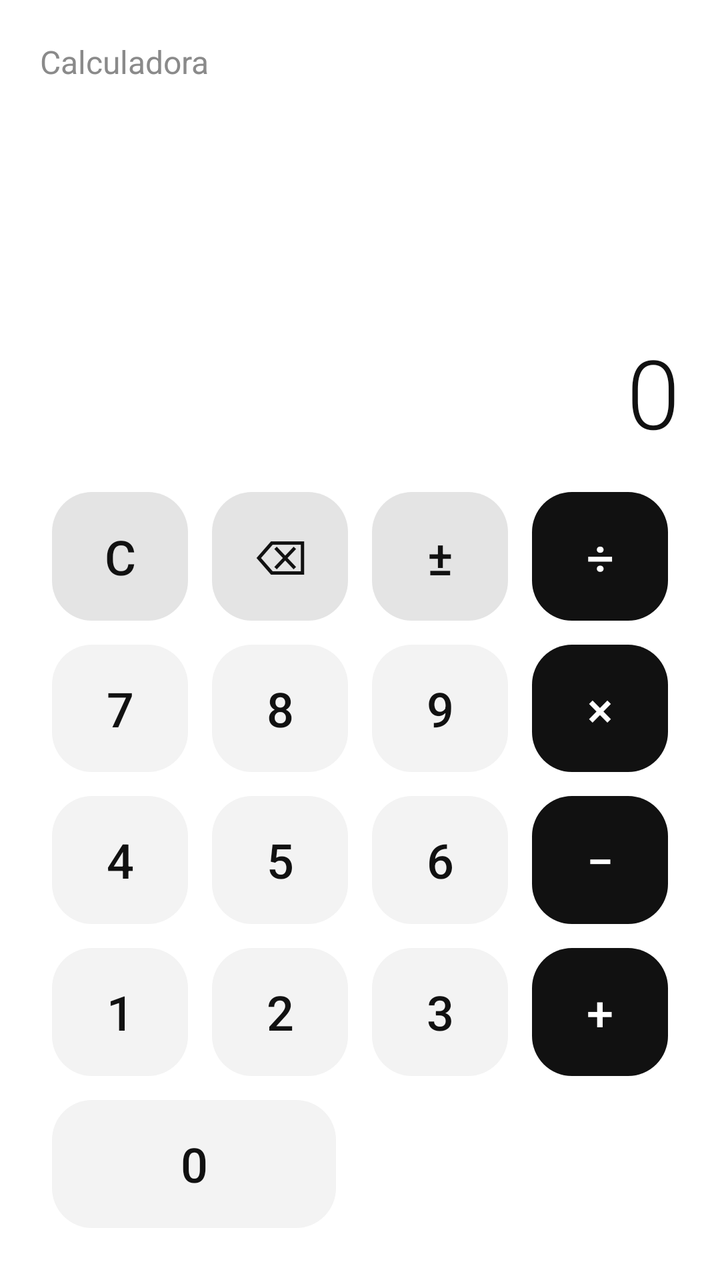
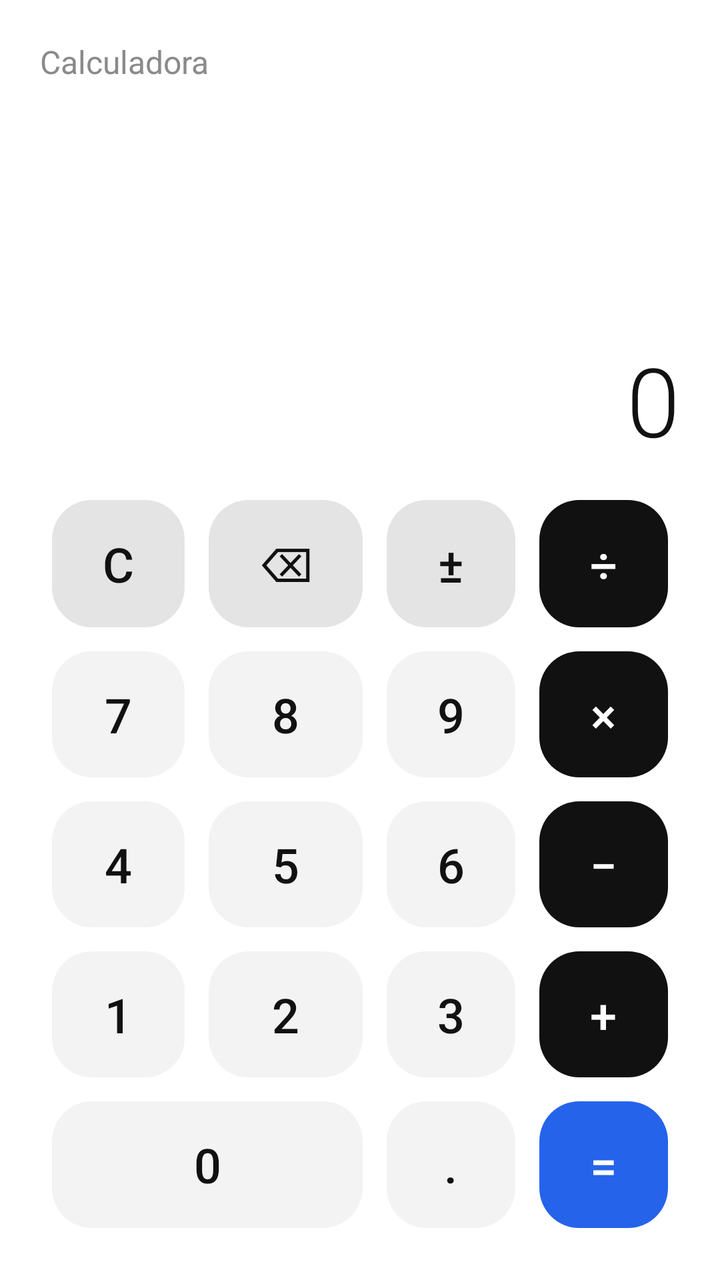

Before-and-after screenshots of an Android layout around one commit, followed by the original layout XML and the change that was made.
<!-- AndroidManifest.xml: application theme Theme.Calculadora -->
<!-- res/layout/activity_main.xml -->
<?xml version="1.0" encoding="utf-8"?>
<LinearLayout xmlns:android="http://schemas.android.com/apk/res/android"
    xmlns:tools="http://schemas.android.com/tools"
    android:id="@+id/main"
    android:layout_width="match_parent"
    android:layout_height="match_parent"
    android:background="@color/fondo"
    android:orientation="vertical"
    android:padding="20dp"
    tools:context=".MainActivity">

    
    <TextView
        android:layout_width="match_parent"
        android:layout_height="wrap_content"
        android:text="@string/titulo"
        android:textColor="@color/texto_secundario"
        android:textSize="16sp" />

    
    <LinearLayout
        android:layout_width="match_parent"
        android:layout_height="0dp"
        android:layout_weight="1"
        android:gravity="bottom"
        android:orientation="vertical">

        
        <ScrollView
            android:id="@+id/scrollHistorial"
            android:layout_width="match_parent"
            android:layout_height="90dp">

            <TextView
                android:id="@+id/tvHistorial"
                android:layout_width="match_parent"
                android:layout_height="wrap_content"
                android:gravity="end"
                android:textColor="@color/texto_secundario"
                android:textSize="14sp" />
        </ScrollView>

        
        <TextView
            android:id="@+id/tvExpresion"
            android:layout_width="match_parent"
            android:layout_height="wrap_content"
            android:layout_marginTop="8dp"
            android:gravity="end"
            android:minHeight="28dp"
            android:textColor="@color/texto_secundario"
            android:textSize="18sp" />

        
        <EditText
            android:id="@+id/etPantalla"
            android:layout_width="match_parent"
            android:layout_height="wrap_content"
            android:background="@android:color/transparent"
            android:contentDescription="@string/desc_pantalla"
            android:cursorVisible="false"
            android:focusable="true"
            android:fontFamily="sans-serif-light"
            android:gravity="end"
            android:importantForAutofill="no"
            android:inputType="none"
            android:maxLines="1"
            android:padding="0dp"
            android:text="@string/cero"
            android:textColor="@color/texto_principal"
            android:textSize="48sp" />
    </LinearLayout>

    
    <TableLayout
        android:layout_width="match_parent"
        android:layout_height="380dp"
        android:layout_marginTop="12dp"
        android:stretchColumns="*">

        <TableRow
            android:layout_width="match_parent"
            android:layout_height="0dp"
            android:layout_weight="1">

            <Button
                android:layout_width="0dp"
                android:layout_height="match_parent"
                android:layout_margin="6dp"
                android:layout_weight="1"
                android:id="@+id/btnLimpiar"
                style="@style/Boton.Accion"
                android:contentDescription="@string/desc_limpiar"
                android:text="@string/limpiar" />

            <Button
                android:layout_width="0dp"
                android:layout_height="match_parent"
                android:layout_margin="6dp"
                android:layout_weight="1"
                android:id="@+id/btnBorrar"
                style="@style/Boton.Accion"
                android:contentDescription="@string/desc_borrar"
                android:text="@string/borrar" />

            <Button
                android:layout_width="0dp"
                android:layout_height="match_parent"
                android:layout_margin="6dp"
                android:layout_weight="1"
                android:id="@+id/btnSigno"
                style="@style/Boton.Accion"
                android:contentDescription="@string/desc_signo"
                android:text="@string/signo" />

            <Button
                android:layout_width="0dp"
                android:layout_height="match_parent"
                android:layout_margin="6dp"
                android:layout_weight="1"
                android:id="@+id/btnDividir"
                style="@style/Boton.Operador"
                android:contentDescription="@string/desc_dividir"
                android:text="@string/dividir" />
        </TableRow>

        <TableRow
            android:layout_width="match_parent"
            android:layout_height="0dp"
            android:layout_weight="1">

            <Button
                android:layout_width="0dp"
                android:layout_height="match_parent"
                android:layout_margin="6dp"
                android:layout_weight="1"
                android:id="@+id/btn7"
                style="@style/Boton.Numero"
                android:text="@string/n7" />

            <Button
                android:layout_width="0dp"
                android:layout_height="match_parent"
                android:layout_margin="6dp"
                android:layout_weight="1"
                android:id="@+id/btn8"
                style="@style/Boton.Numero"
                android:text="@string/n8" />

            <Button
                android:layout_width="0dp"
                android:layout_height="match_parent"
                android:layout_margin="6dp"
                android:layout_weight="1"
                android:id="@+id/btn9"
                style="@style/Boton.Numero"
                android:text="@string/n9" />

            <Button
                android:layout_width="0dp"
                android:layout_height="match_parent"
                android:layout_margin="6dp"
                android:layout_weight="1"
                android:id="@+id/btnMultiplicar"
                style="@style/Boton.Operador"
                android:contentDescription="@string/desc_multiplicar"
                android:text="@string/multiplicar" />
        </TableRow>

        <TableRow
            android:layout_width="match_parent"
            android:layout_height="0dp"
            android:layout_weight="1">

            <Button
                android:layout_width="0dp"
                android:layout_height="match_parent"
                android:layout_margin="6dp"
                android:layout_weight="1"
                android:id="@+id/btn4"
                style="@style/Boton.Numero"
                android:text="@string/n4" />

            <Button
                android:layout_width="0dp"
                android:layout_height="match_parent"
                android:layout_margin="6dp"
                android:layout_weight="1"
                android:id="@+id/btn5"
                style="@style/Boton.Numero"
                android:text="@string/n5" />

            <Button
                android:layout_width="0dp"
                android:layout_height="match_parent"
                android:layout_margin="6dp"
                android:layout_weight="1"
                android:id="@+id/btn6"
                style="@style/Boton.Numero"
                android:text="@string/n6" />

            <Button
                android:layout_width="0dp"
                android:layout_height="match_parent"
                android:layout_margin="6dp"
                android:layout_weight="1"
                android:id="@+id/btnRestar"
                style="@style/Boton.Operador"
                android:contentDescription="@string/desc_restar"
                android:text="@string/restar" />
        </TableRow>

        <TableRow
            android:layout_width="match_parent"
            android:layout_height="0dp"
            android:layout_weight="1">

            <Button
                android:layout_width="0dp"
                android:layout_height="match_parent"
                android:layout_margin="6dp"
                android:layout_weight="1"
                android:id="@+id/btn1"
                style="@style/Boton.Numero"
                android:text="@string/n1" />

            <Button
                android:layout_width="0dp"
                android:layout_height="match_parent"
                android:layout_margin="6dp"
                android:layout_weight="1"
                android:id="@+id/btn2"
                style="@style/Boton.Numero"
                android:text="@string/n2" />

            <Button
                android:layout_width="0dp"
                android:layout_height="match_parent"
                android:layout_margin="6dp"
                android:layout_weight="1"
                android:id="@+id/btn3"
                style="@style/Boton.Numero"
                android:text="@string/n3" />

            <Button
                android:layout_width="0dp"
                android:layout_height="match_parent"
                android:layout_margin="6dp"
                android:layout_weight="1"
                android:id="@+id/btnSumar"
                style="@style/Boton.Operador"
                android:contentDescription="@string/desc_sumar"
                android:text="@string/sumar" />
        </TableRow>

        
        <TableRow
            android:layout_width="match_parent"
            android:layout_height="0dp"
            android:layout_weight="1">

            <Button
                android:layout_width="0dp"
                android:layout_height="match_parent"
                android:layout_margin="6dp"
                android:layout_weight="2"
                android:id="@+id/btn0"
                style="@style/Boton.Numero"
                android:layout_span="2"
                android:text="@string/n0" />

            <Button
                android:layout_width="0dp"
                android:layout_height="match_parent"
                android:layout_margin="6dp"
                android:layout_weight="1"
                android:id="@+id/btnPunto"
                style="@style/Boton.Numero"
                android:text="@string/punto" />

            <Button
                android:layout_width="0dp"
                android:layout_height="match_parent"
                android:layout_margin="6dp"
                android:layout_weight="1"
                android:id="@+id/btnIgual"
                style="@style/Boton.Igual"
                android:contentDescription="@string/desc_igual"
                android:text="@string/igual" />
        </TableRow>

    </TableLayout>
</LinearLayout>
<!-- resources referenced by this layout -->
<resources>
  <color name="fondo">#FFFFFFFF</color>
  <color name="texto_principal">#FF111111</color>
  <color name="texto_secundario">#FF8A8A8A</color>
  <string name="borrar">⌫</string>
  <string name="cero">0</string>
  <string name="desc_borrar">Borrar último carácter</string>
  <string name="desc_dividir">Dividir</string>
  <string name="desc_igual">Calcular resultado</string>
  <string name="desc_limpiar">Limpiar todo</string>
  <string name="desc_multiplicar">Multiplicar</string>
  <string name="desc_pantalla">Número actual o resultado</string>
  <string name="desc_restar">Restar</string>
  <string name="desc_signo">Cambiar signo</string>
  <string name="desc_sumar">Sumar</string>
  <string name="dividir">÷</string>
  <string name="igual">=</string>
  <string name="limpiar">C</string>
  <string name="multiplicar">×</string>
  <string name="n0">0</string>
  <string name="n1">1</string>
  <string name="n2">2</string>
  <string name="n3">3</string>
  <string name="n4">4</string>
  <string name="n5">5</string>
  <string name="n6">6</string>
  <string name="n7">7</string>
  <string name="n8">8</string>
  <string name="n9">9</string>
  <string name="punto">.</string>
  <string name="restar">−</string>
  <string name="signo">±</string>
  <string name="sumar">+</string>
  <string name="titulo">Calculadora</string>
  <style name="Boton.Accion">
          <item name="android:background">@drawable/bg_boton_accion</item>
          <item name="android:textColor">@color/texto_principal</item>
      </style>
  <style name="Boton.Igual">
          <item name="android:background">@drawable/bg_boton_igual</item>
          <item name="android:textColor">@color/white</item>
      </style>
  <style name="Boton.Numero">
          <item name="android:background">@drawable/bg_boton_numero</item>
          <item name="android:textColor">@color/texto_principal</item>
      </style>
  <style name="Boton.Operador">
          <item name="android:background">@drawable/bg_boton_operador</item>
          <item name="android:textColor">@color/white</item>
      </style>
  <style name="Theme.Calculadora" parent="Base.Theme.Calculadora" />
  <!-- drawable bg_boton_accion (drawable) -->
  <?xml version="1.0" encoding="utf-8"?>
  <shape xmlns:android="http://schemas.android.com/apk/res/android"
      android:shape="rectangle">
      <solid android:color="@color/accion_fondo" />
      <corners android:radius="20dp" />
  </shape>
  <!-- drawable bg_boton_igual (drawable) -->
  <?xml version="1.0" encoding="utf-8"?>
  <shape xmlns:android="http://schemas.android.com/apk/res/android"
      android:shape="rectangle">
      <solid android:color="@color/acento" />
      <corners android:radius="20dp" />
  </shape>
  <color name="white">#FFFFFFFF</color>
  <!-- drawable bg_boton_numero (drawable) -->
  <?xml version="1.0" encoding="utf-8"?>
  <shape xmlns:android="http://schemas.android.com/apk/res/android"
      android:shape="rectangle">
      <solid android:color="@color/numero_fondo" />
      <corners android:radius="20dp" />
  </shape>
  <!-- drawable bg_boton_operador (drawable) -->
  <?xml version="1.0" encoding="utf-8"?>
  <shape xmlns:android="http://schemas.android.com/apk/res/android"
      android:shape="rectangle">
      <solid android:color="@color/operador_fondo" />
      <corners android:radius="20dp" />
  </shape>
  <style name="Base.Theme.Calculadora" parent="Theme.Material3.DayNight.NoActionBar">
          
          
      </style>
  <color name="accion_fondo">#FFE4E4E4</color>
  <color name="acento">#FF2563EB</color>
  <color name="numero_fondo">#FFF3F3F3</color>
  <color name="operador_fondo">#FF111111</color>
</resources>

<!-- the commit's change to res/layout/activity_main.xml (unified diff, before → after) -->
@@ -20,8 +20,7 @@
     
     <LinearLayout
         android:layout_width="match_parent"
-        android:layout_height="0dp"
-        android:layout_weight="1"
+        android:layout_height="wrap_content"
         android:gravity="bottom"
         android:orientation="vertical">
 
@@ -74,8 +73,9 @@
     
     <TableLayout
         android:layout_width="match_parent"
-        android:layout_height="380dp"
+        android:layout_height="0dp"
         android:layout_marginTop="12dp"
+        android:layout_weight="1"
         android:stretchColumns="*">
 
         <TableRow
@@ -84,40 +84,32 @@
             android:layout_weight="1">
 
             <Button
-                android:layout_width="0dp"
-                android:layout_height="match_parent"
-                android:layout_margin="6dp"
-                android:layout_weight="1"
+                android:layout_height="match_parent"
+                android:layout_margin="6dp"
                 android:id="@+id/btnLimpiar"
                 style="@style/Boton.Accion"
                 android:contentDescription="@string/desc_limpiar"
                 android:text="@string/limpiar" />
 
             <Button
-                android:layout_width="0dp"
-                android:layout_height="match_parent"
-                android:layout_margin="6dp"
-                android:layout_weight="1"
+                android:layout_height="match_parent"
+                android:layout_margin="6dp"
                 android:id="@+id/btnBorrar"
                 style="@style/Boton.Accion"
                 android:contentDescription="@string/desc_borrar"
                 android:text="@string/borrar" />
 
             <Button
-                android:layout_width="0dp"
-                android:layout_height="match_parent"
-                android:layout_margin="6dp"
-                android:layout_weight="1"
+                android:layout_height="match_parent"
+                android:layout_margin="6dp"
                 android:id="@+id/btnSigno"
                 style="@style/Boton.Accion"
                 android:contentDescription="@string/desc_signo"
                 android:text="@string/signo" />
 
             <Button
-                android:layout_width="0dp"
-                android:layout_height="match_parent"
-                android:layout_margin="6dp"
-                android:layout_weight="1"
+                android:layout_height="match_parent"
+                android:layout_margin="6dp"
                 android:id="@+id/btnDividir"
                 style="@style/Boton.Operador"
                 android:contentDescription="@string/desc_dividir"
@@ -130,37 +122,29 @@
             android:layout_weight="1">
 
             <Button
-                android:layout_width="0dp"
-                android:layout_height="match_parent"
-                android:layout_margin="6dp"
-                android:layout_weight="1"
+                android:layout_height="match_parent"
+                android:layout_margin="6dp"
                 android:id="@+id/btn7"
                 style="@style/Boton.Numero"
                 android:text="@string/n7" />
 
             <Button
-                android:layout_width="0dp"
-                android:layout_height="match_parent"
-                android:layout_margin="6dp"
-                android:layout_weight="1"
+                android:layout_height="match_parent"
+                android:layout_margin="6dp"
                 android:id="@+id/btn8"
                 style="@style/Boton.Numero"
                 android:text="@string/n8" />
 
             <Button
-                android:layout_width="0dp"
-                android:layout_height="match_parent"
-                android:layout_margin="6dp"
-                android:layout_weight="1"
+                android:layout_height="match_parent"
+                android:layout_margin="6dp"
                 android:id="@+id/btn9"
                 style="@style/Boton.Numero"
                 android:text="@string/n9" />
 
             <Button
-                android:layout_width="0dp"
-                android:layout_height="match_parent"
-                android:layout_margin="6dp"
-                android:layout_weight="1"
+                android:layout_height="match_parent"
+                android:layout_margin="6dp"
                 android:id="@+id/btnMultiplicar"
                 style="@style/Boton.Operador"
                 android:contentDescription="@string/desc_multiplicar"
@@ -173,37 +157,29 @@
             android:layout_weight="1">
 
             <Button
-                android:layout_width="0dp"
-                android:layout_height="match_parent"
-                android:layout_margin="6dp"
-                android:layout_weight="1"
+                android:layout_height="match_parent"
+                android:layout_margin="6dp"
                 android:id="@+id/btn4"
                 style="@style/Boton.Numero"
                 android:text="@string/n4" />
 
             <Button
-                android:layout_width="0dp"
-                android:layout_height="match_parent"
-                android:layout_margin="6dp"
-                android:layout_weight="1"
+                android:layout_height="match_parent"
+                android:layout_margin="6dp"
                 android:id="@+id/btn5"
                 style="@style/Boton.Numero"
                 android:text="@string/n5" />
 
             <Button
-                android:layout_width="0dp"
-                android:layout_height="match_parent"
-                android:layout_margin="6dp"
-                android:layout_weight="1"
+                android:layout_height="match_parent"
+                android:layout_margin="6dp"
                 android:id="@+id/btn6"
                 style="@style/Boton.Numero"
                 android:text="@string/n6" />
 
             <Button
-                android:layout_width="0dp"
-                android:layout_height="match_parent"
-                android:layout_margin="6dp"
-                android:layout_weight="1"
+                android:layout_height="match_parent"
+                android:layout_margin="6dp"
                 android:id="@+id/btnRestar"
                 style="@style/Boton.Operador"
                 android:contentDescription="@string/desc_restar"
@@ -216,37 +192,29 @@
             android:layout_weight="1">
 
             <Button
-                android:layout_width="0dp"
-                android:layout_height="match_parent"
-                android:layout_margin="6dp"
-                android:layout_weight="1"
+                android:layout_height="match_parent"
+                android:layout_margin="6dp"
                 android:id="@+id/btn1"
                 style="@style/Boton.Numero"
                 android:text="@string/n1" />
 
             <Button
-                android:layout_width="0dp"
-                android:layout_height="match_parent"
-                android:layout_margin="6dp"
-                android:layout_weight="1"
+                android:layout_height="match_parent"
+                android:layout_margin="6dp"
                 android:id="@+id/btn2"
                 style="@style/Boton.Numero"
                 android:text="@string/n2" />
 
             <Button
-                android:layout_width="0dp"
-                android:layout_height="match_parent"
-                android:layout_margin="6dp"
-                android:layout_weight="1"
+                android:layout_height="match_parent"
+                android:layout_margin="6dp"
                 android:id="@+id/btn3"
                 style="@style/Boton.Numero"
                 android:text="@string/n3" />
 
             <Button
-                android:layout_width="0dp"
-                android:layout_height="match_parent"
-                android:layout_margin="6dp"
-                android:layout_weight="1"
+                android:layout_height="match_parent"
+                android:layout_margin="6dp"
                 android:id="@+id/btnSumar"
                 style="@style/Boton.Operador"
                 android:contentDescription="@string/desc_sumar"
@@ -260,29 +228,23 @@
             android:layout_weight="1">
 
             <Button
-                android:layout_width="0dp"
-                android:layout_height="match_parent"
-                android:layout_margin="6dp"
-                android:layout_weight="2"
+                android:layout_height="match_parent"
+                android:layout_margin="6dp"
                 android:id="@+id/btn0"
                 style="@style/Boton.Numero"
                 android:layout_span="2"
                 android:text="@string/n0" />
 
             <Button
-                android:layout_width="0dp"
-                android:layout_height="match_parent"
-                android:layout_margin="6dp"
-                android:layout_weight="1"
+                android:layout_height="match_parent"
+                android:layout_margin="6dp"
                 android:id="@+id/btnPunto"
                 style="@style/Boton.Numero"
                 android:text="@string/punto" />
 
             <Button
-                android:layout_width="0dp"
-                android:layout_height="match_parent"
-                android:layout_margin="6dp"
-                android:layout_weight="1"
+                android:layout_height="match_parent"
+                android:layout_margin="6dp"
                 android:id="@+id/btnIgual"
                 style="@style/Boton.Igual"
                 android:contentDescription="@string/desc_igual"
